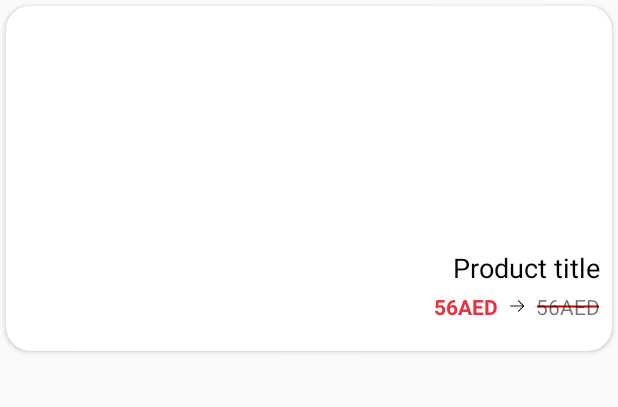
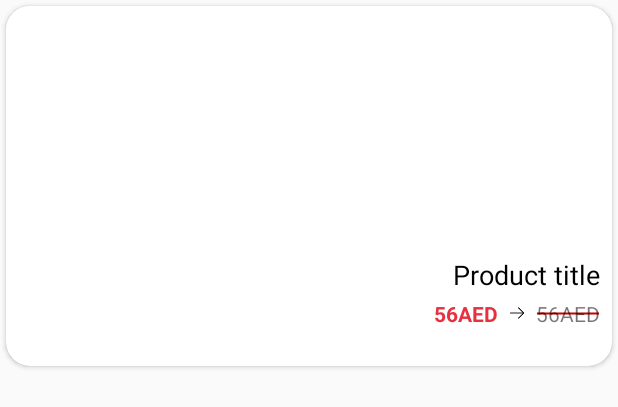
Before and after one commit to eslamfaisal1/Ordr, an Android app: the layout product_item.xml on its own in the app's theme, with its tools: preview values and no code run, on a phone screen of 412 x 824 dp. Shown: the top 407 px of the screen. Run offline under Robolectric (Android 15) with nearby library versions, the phone set to English and light mode, and no system bars; plain views replace SimpleDraweeView; network calls fail.

```diff
--- a/app/build.gradle
+++ b/app/build.gradle
@@ -19,7 +19,7 @@ android {
 
     buildTypes {
         release {
-            minifyEnabled false
+            minifyEnabled true
             proguardFiles getDefaultProguardFile('proguard-android-optimize.txt'), 'proguard-rules.pro'
         }
     }
--- a/app/src/main/java/com/android/order/ui/MainActivity.kt
+++ b/app/src/main/java/com/android/order/ui/MainActivity.kt
@@ -65,11 +65,6 @@ class MainActivity : AppCompatActivity(), ProductsAdapter.Interaction {
                     response.data?.let {
                         productsAdapter.insertProducts(it)
                     }
-
-//                    producList?.let {
-//                        CartViewModel.getInstance(this)?.insertAllToDB(it)
-//                    }
-
 
                 }
                 ERROR -> {
--- a/app/src/main/java/com/android/order/utils/LanguageSharedHelper.java
+++ b/app/src/main/java/com/android/order/utils/LanguageSharedHelper.java
@@ -11,7 +11,7 @@ public class LanguageSharedHelper {
 
 
     public static void putLanguage(Context context, String Key, String Value) {
-        sharedPreferences = context.getSharedPreferences("Language_Cash", Context.MODE_PRIVATE);
+        sharedPreferences = context.getSharedPreferences("lan", Context.MODE_PRIVATE);
         editor = sharedPreferences.edit();
         editor.putString(Key, Value);
         editor.commit();
@@ -19,7 +19,7 @@ public class LanguageSharedHelper {
     }
 
     public static String getLanguage(Context contextGetKey, String Key) {
-        sharedPreferences = contextGetKey.getSharedPreferences("Language_Cash", Context.MODE_PRIVATE);
+        sharedPreferences = contextGetKey.getSharedPreferences("lan", Context.MODE_PRIVATE);
         String Value = sharedPreferences.getString(Key, "en");
         return Value;
 
--- a/app/src/main/res/layout/product_item.xml
+++ b/app/src/main/res/layout/product_item.xml
@@ -2,11 +2,11 @@
 <androidx.cardview.widget.CardView xmlns:android="http://schemas.android.com/apk/res/android"
     xmlns:app="http://schemas.android.com/apk/res-auto"
     android:layout_width="match_parent"
-    android:layout_height="230dp"
-    app:cardCornerRadius="16dp"
+    android:layout_height="240dp"
     android:layout_margin="4dp"
     android:clickable="true"
-    android:focusable="true">
+    android:focusable="true"
+    app:cardCornerRadius="16dp">
 
     <LinearLayout
         android:layout_width="match_parent"
@@ -24,36 +24,38 @@
             app:progressBarImage="@drawable/ic_loading" />
 
         <LinearLayout
+            android:layout_width="match_parent"
+            android:layout_height="match_parent"
             android:layout_gravity="center_vertical"
             android:gravity="center_vertical"
-            android:layout_width="match_parent"
-            android:layout_height="match_parent"
             android:orientation="vertical">
 
             <TextView
                 android:id="@+id/title"
                 android:layout_width="wrap_content"
                 android:layout_height="wrap_content"
+                android:layout_marginStart="8dp"
+                android:layout_marginEnd="8dp"
                 android:maxLines="2"
-                android:layout_marginStart="8dp"
                 android:text="Product title"
                 android:textColor="#000"
                 android:textSize="18sp" />
 
             <LinearLayout
-                android:layout_marginTop="4dp"
                 android:layout_width="wrap_content"
                 android:layout_height="wrap_content"
+                android:layout_marginStart="8dp"
+                android:layout_marginTop="4dp"
+                android:layout_marginEnd="8dp"
                 android:gravity="center"
                 android:orientation="horizontal"
-                android:paddingStart="8dp"
                 android:paddingBottom="8dp">
 
                 <TextView
-                    android:background="@drawable/strikethrough_foreground"
                     android:id="@+id/discount"
                     android:layout_width="wrap_content"
                     android:layout_height="wrap_content"
+                    android:background="@drawable/strikethrough_foreground"
                     android:text="56AED" />
 
                 <ImageView
```
Also changed, not shown: app/src/main/java/com/android/order/Activityextention.kt (+7 -9 lines), app/src/main/java/com/android/order/adapters/ProductsAdapter.kt (+13 -1 lines), app/src/main/java/com/android/order/ui/splash/SplashActivity.kt (+4 -5 lines).
